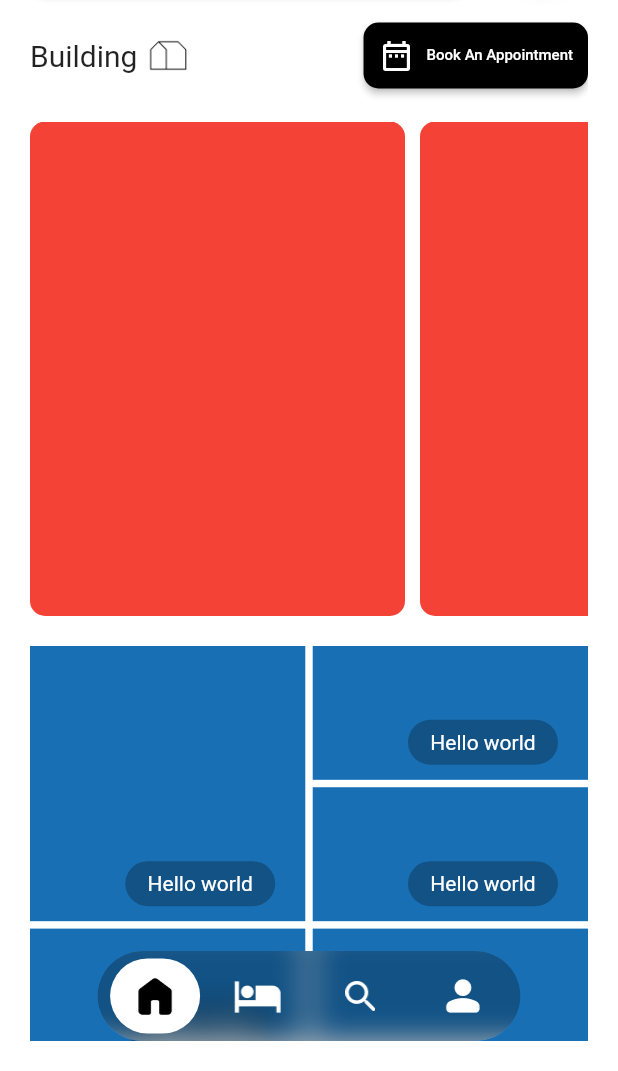
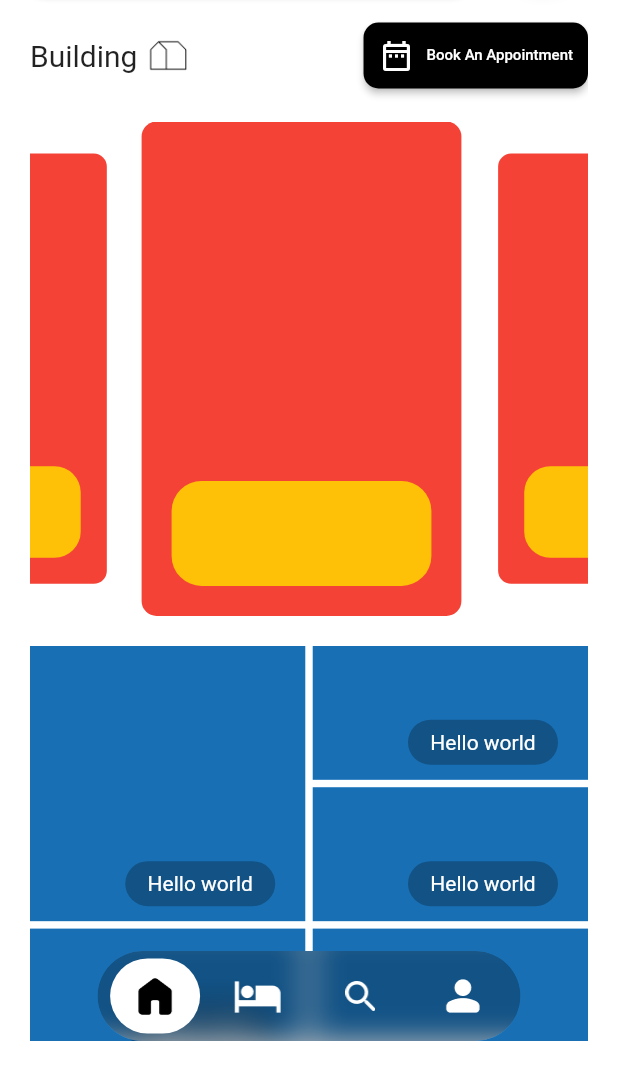
Before and after one commit to mrowenhuang/clean-architecture-home-rental, a Flutter app: the screen it shows after launch, on a phone screen of 412 x 824 dp, the part 165-1236 px from its top. Run offline on Flutter 3.47's test engine with Material 3 defaults, Android fonts, the light colour scheme and no system bars; drawn by our look-alikes of carousel_slider; our stand-ins replace awesome_snackbar_content, bloc, dartz, dio, equatable, flutter_bloc and 7 more; accounts and stored records are empty; Roboto replaces fonts that are missing (Kodchasan).

Commit message:
update home page

```diff
--- a/lib/features/auth/data/datasources/remote/auth_remote_datasource.dart
+++ b/lib/features/auth/data/datasources/remote/auth_remote_datasource.dart
@@ -1,10 +1,9 @@
 import 'package:clean_architecture_rental_room/core/failure/failures.dart';
 import 'package:clean_architecture_rental_room/core/network/api_network.dart';
 import 'package:clean_architecture_rental_room/features/auth/data/models/user_models.dart';
-import 'package:cloud_firestore/cloud_firestore.dart';
 import 'package:dartz/dartz.dart';
 import 'package:dio/dio.dart';
-import 'package:firebase_auth/firebase_auth.dart';
+
 
 abstract class AuthRemoteDatasource {
   Future<Either<ServerFailure, dynamic>> signupAuth(UserModels user);
--- a/lib/features/rental/presentation/pages/home/home_page.dart
+++ b/lib/features/rental/presentation/pages/home/home_page.dart
@@ -1,8 +1,6 @@
-import 'package:clean_architecture_rental_room/features/auth/presentation/bloc/auth_bloc/auth_bloc.dart';
-import 'package:firebase_auth/firebase_auth.dart';
 import 'package:flutter/material.dart';
-import 'package:flutter_bloc/flutter_bloc.dart';
 import 'package:flutter_staggered_grid_view/flutter_staggered_grid_view.dart';
+import 'package:carousel_slider/carousel_slider.dart';
 
 class HomePage extends StatelessWidget {
   const HomePage({super.key});
@@ -96,22 +94,67 @@ class HomePage extends StatelessWidget {
             child: SizedBox(
               height: size.height * .4,
 
-              child: ListView.builder(
+              // child: ListView.builder(
+              //   itemCount: 5,
+
+              //   scrollDirection: Axis.horizontal,
+              //   itemBuilder: (context, index) {
+              // return Padding(
+              //   padding: const EdgeInsets.only(right: 10),
+              //   child: Container(
+              //     width: 250,
+              //     padding: EdgeInsets.all(20),
+              //     decoration: BoxDecoration(
+              //       color: Colors.red,
+              //       borderRadius: BorderRadius.circular(10),
+              //     ),
+              //     alignment: Alignment.bottomCenter,
+              //     child: Container(
+              //       width: 200,
+              //       height: 70,
+              //       decoration: BoxDecoration(
+              //         color: Colors.amber,
+              //         borderRadius: BorderRadius.circular(20),
+              //       ),
+              //     ),
+              //   ),
+              //     );
+              //   },
+              // ),
+              child: CarouselSlider.builder(
                 itemCount: 5,
 
-                scrollDirection: Axis.horizontal,
-                itemBuilder: (context, index) {
+                itemBuilder: (context, index, realIndex) {
                   return Padding(
                     padding: const EdgeInsets.only(right: 10),
                     child: Container(
                       width: 250,
+                      padding: EdgeInsets.all(20),
                       decoration: BoxDecoration(
                         color: Colors.red,
                         borderRadius: BorderRadius.circular(10),
                       ),
+                      alignment: Alignment.bottomCenter,
+                      child: Container(
+                        width: 200,
+                        height: 70,
+                        decoration: BoxDecoration(
+                          color: Colors.amber,
+                          borderRadius: BorderRadius.circular(20),
+                        ),
+                      ),
                     ),
                   );
                 },
+                options: CarouselOptions(
+                  viewportFraction: .6,
+                  initialPage: 0,
+                  scrollDirection: Axis.horizontal,
+                  animateToClosest: true,
+                  disableCenter: true,
+                  enlargeCenterPage: true,
+
+                ),
               ),
             ),
           ),
--- a/lib/injection.dart
+++ b/lib/injection.dart
@@ -12,8 +12,7 @@ import 'package:clean_architecture_rental_room/features/auth/domain/usecases/aut
 import 'package:clean_architecture_rental_room/features/auth/presentation/bloc/auth_bloc/auth_bloc.dart';
 import 'package:clean_architecture_rental_room/features/auth/presentation/bloc/login_bloc/login_bloc.dart';
 import 'package:clean_architecture_rental_room/features/auth/presentation/bloc/register_bloc/register_bloc.dart';
-import 'package:cloud_firestore/cloud_firestore.dart';
-import 'package:firebase_auth/firebase_auth.dart';
+
 import 'package:get_it/get_it.dart';
 import 'package:hive/hive.dart';
 
@@ -25,9 +24,6 @@ Future initializeDependencies() async {
 
   sl.registerLazySingleton(() => box);
   sl.registerLazySingleton(() => dio);
-
-  sl.registerLazySingleton(() => FirebaseAuth.instance);
-  sl.registerLazySingleton(() => FirebaseFirestore.instance);
 
   // ~ Bloc & Cubit
   sl.registerFactory(() => AuthBloc(sl(), sl()));
--- a/pubspec.yaml
+++ b/pubspec.yaml
@@ -30,15 +30,13 @@ environment:
 dependencies:
   awesome_snackbar_content: ^0.1.6
   bloc: ^9.0.0
-  cloud_firestore: ^5.6.8
+  carousel_slider: ^5.1.1
   crystal_navigation_bar: ^1.0.4
   cupertino_icons: ^1.0.8
   dartz: ^0.10.1
   dio: ^5.8.0+1
   dot_navigation_bar: ^1.0.2
   equatable: ^2.0.7
-  firebase_auth: ^5.5.4
-  firebase_core: ^3.13.1
   flutter:
     sdk: flutter
   flutter_bloc: ^9.1.1
```
Also changed, not shown: lib/main.dart (+2 -7 lines), lib/firebase_options.dart (deleted), pubspec.lock, 3 other files.
